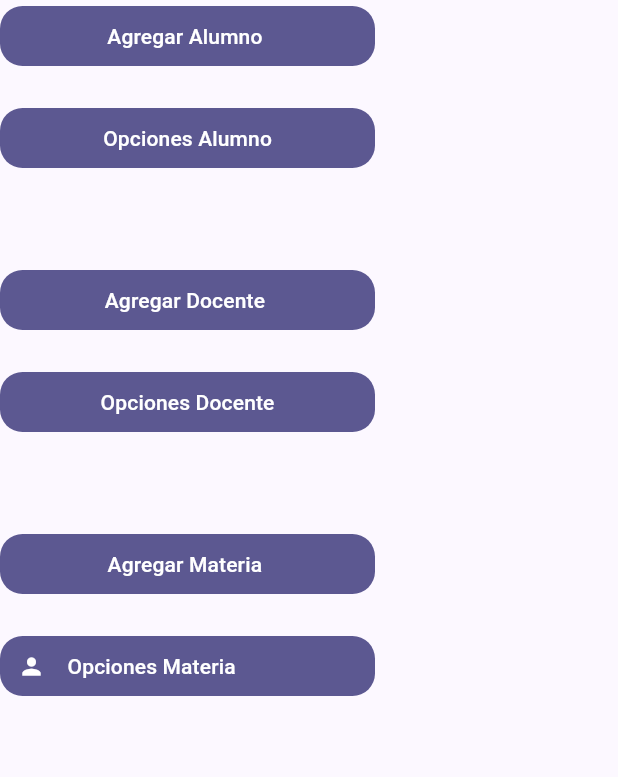
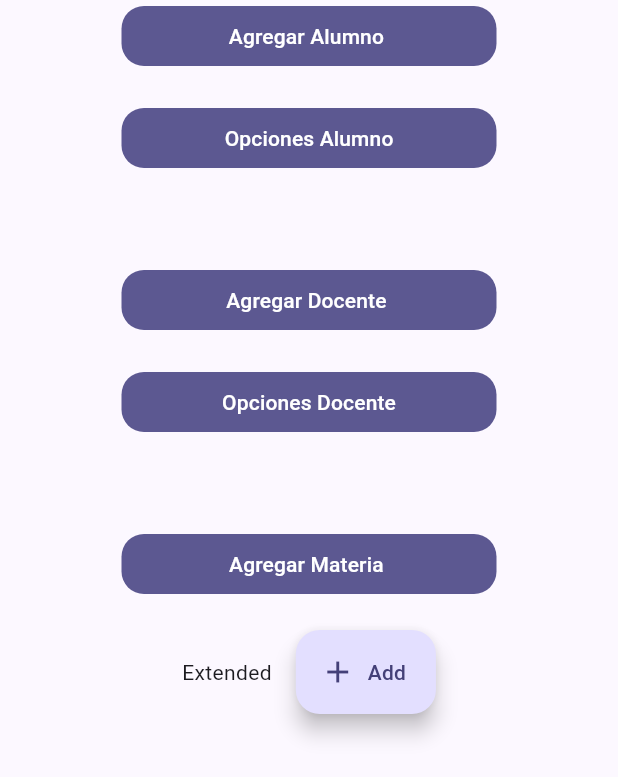
Before and after one commit to H4ShiS/ProyectoCIYED, a Flutter app: the ButtosAdmin widget shown alone on an empty page, opened directly, on a phone screen of 412 x 824 dp. Shown: the top 777 px of the screen. Run offline on Flutter 3.47's test engine with Material 2 defaults, Android fonts, the phone set to English and light mode, and no system bars; our stand-ins replace go_router, simple_animations.

Commit message:
control de colores en el login y en el medu administrador

```diff
--- a/lib/config/router/app_router.dart
+++ b/lib/config/router/app_router.dart
@@ -1,5 +1,6 @@
 
 import 'package:app_ciyed/presentation/screens/barril.dart';
+import 'package:app_ciyed/presentation/screens/login/login_screen.dart';
 import 'package:go_router/go_router.dart';
 
 final appRouter = GoRouter(
@@ -7,13 +8,13 @@
   routes: [
     GoRoute(
       path: '/',
-      builder: (context, state) =>  const LoginUser(),
+      builder: (context, state) =>  const LoginScreen(),
     ),
 
     GoRoute(
       path: '/menuadmin',
       name: MenuAdmin.menuAdmin,
-      builder: (context, state) =>  MenuAdmin(),
+      builder: (context, state) => const MenuAdmin(),
     ),
 
   ],
--- a/lib/config/theme/app_theme.dart
+++ b/lib/config/theme/app_theme.dart
@@ -4,14 +4,21 @@
  var colorList = <Color>[
 
   //mi lista de colores
-  Color.fromARGB(255, 11, 1, 71),
+  // Color.fromARGB(251, 245, 78, 36),
+                   Color.fromRGBO(28, 4, 125, 1),
+                  // Color.fromRGBO(255, 70, 31, 228),
 
-  Color.fromARGB(255, 13, 3, 71),
-  Color.fromARGB(255, 246, 38, 38),
-  Color.fromARGB(255, 244, 111, 54),
-  //colores secundarios y opcionales
-  Color.fromARGB(255, 224, 133, 54),
-  Color.fromARGB(255, 5, 18, 61),
+      // Color.fromARGB(255, 14, 14, 74),
+
+    //  Color.fromRGBO(210, 42, 12, 1),
+    // Color.fromARGB(250, 255, 64, 0),
+    Colors.orangeAccent,
+    Color.fromARGB(255, 101, 5, 118),
+
+
+
+
+
 ];
 
 
@@ -33,4 +40,6 @@
     useMaterial3: true,
     colorSchemeSeed: colorList[selectColor]
   );
+
+
 }
--- a/lib/presentation/screens/admin/menu_admin/menu_admin.dart
+++ b/lib/presentation/screens/admin/menu_admin/menu_admin.dart
@@ -10,19 +10,22 @@
   });
 
   @override
-  Widget build(
-    BuildContext context,
-  ) {
+  Widget build( BuildContext context,) {
     final colors = Theme.of(context).colorScheme;
+
+    ThemeData(
+
+
+    );
 
     return Scaffold(
         appBar: AppBar(
+          backgroundColor: Color.fromARGB(255, 177, 50, 11),
           title: const Text(
             "Menu Administracion",
             style: TextStyle(color: Colors.white),
           ),
           centerTitle: true,
-          backgroundColor: colors.primary,
           leading: const Icon(
             Icons.account_circle_rounded,
             color: Colors.white,
@@ -32,7 +35,7 @@
 
           children: [
 
-            const _BackgroundBubbles(),
+            // const _BackgroundBubbles(),
             Column(
               children: [
                 const SizedBox(
@@ -85,6 +88,7 @@
                 return null; // Defer to the widget's default.
               },
             ),
+
             backgroundColor: MaterialStateProperty.resolveWith<Color?>(
               (Set<MaterialState> states) {
                 if (states.contains(MaterialState.disabled)) {
@@ -263,61 +267,32 @@
 
 
 
-        TextButton(
+        Row(
+              mainAxisAlignment: MainAxisAlignment.center,
 
-          style: ButtonStyle(
+              children: <Widget>[
+                const Text('Extended'),
+                const SizedBox(width: 16),
+                // An example of the extended floating action button.
+                //
+                // https://m3.material.io/components/extended-fab/specs#686cb8af-87c9-48e8-a3e1-db9da6f6c69b
+                FloatingActionButton.extended(
+                  onPressed: () {
+                    // Add your onPressed code here!
+                  },
+                  label: const Text('Add'),
+                  icon: const Icon(Icons.add),
 
-            fixedSize: MaterialStateProperty.all(const Size(250, 40)),
-            overlayColor: MaterialStateProperty.resolveWith<Color?>(
-              (Set<MaterialState> states) {
-                if (states.contains(MaterialState.focused))
-                  return const Color.fromARGB(255, 0, 0, 0);
-                return null; // Defer to the widget's default.
-              },
+                ),
+              ],
             ),
-            backgroundColor: MaterialStateProperty.resolveWith<Color?>(
-              (Set<MaterialState> states) {
-                if (states.contains(MaterialState.disabled)) {
-                  return const Color.fromARGB(255, 255, 255, 255).withOpacity(
-                      0.5); // Color de fondo cuando está deshabilitado
-                }
-                return colors.primary; // Color de fondo cuando está habilitado
-              },
-            ),
-            shape: MaterialStateProperty.all<RoundedRectangleBorder>(
-              RoundedRectangleBorder(
-                borderRadius: BorderRadius.circular(
-                    15.0), // Ajusta el radio de borde según sea necesario
-              ),
-            ),
-          ),
-          onPressed: () {
-
-          },
-          child: const Row(
-            mainAxisAlignment: MainAxisAlignment.start,
-            crossAxisAlignment: CrossAxisAlignment.center,
-            children: [
-
-               Icon(Icons.person, color: Colors.white,),
-               SizedBox(width: 15),
-
-                Text(
-                  'Opciones Materia',
-                  style: TextStyle(
-                  color: Colors.white,
-                  ),
-                  textAlign: TextAlign.center,
-                 // Cambia el color del texto aquí
-              ),
-            ],
-          ),
-        ),
       ],
     );
   }
 }
 
+
+/*
 class _BackgroundBubbles extends StatelessWidget {
   const _BackgroundBubbles({Key? key});
 
@@ -403,4 +378,4 @@
       ],
     );
   }
-}
+}*/
```
Also changed, not shown: lib/main.dart (+10 -5 lines), lib/presentation/screens/login/login_screen.dart (+18 -8 lines), 1 other file.
